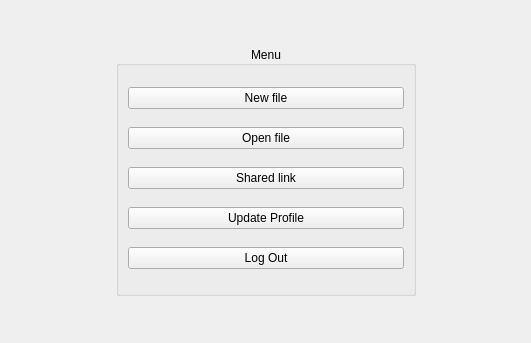
PolitoTeam/Scriba, file Client/home.ui: the form before one commit.
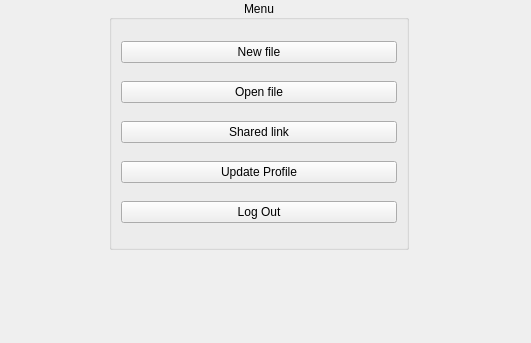
The form after the commit.

What changed in the file:
```diff
--- a/Client/home.ui
+++ b/Client/home.ui
@@ -13,8 +13,15 @@
   <property name="windowTitle">
    <string>Home</string>
   </property>
-  <layout class="QGridLayout" name="gridLayout_2">
-   <item row="0" column="0">
+  <widget class="QWidget" name="centralwidget">
+   <property name="geometry">
+    <rect>
+     <x>0</x>
+     <y>0</y>
+     <width>517</width>
+     <height>250</height>
+    </rect>
+   </property>
     <layout class="QGridLayout" name="gridLayout">
      <item row="0" column="2">
       <spacer name="horizontalSpacer_2">
@@ -101,9 +108,21 @@
        </layout>
       </widget>
      </item>
-    </layout>
-   </item>
-  </layout>
+    <item row="0" column="2">
+     <spacer name="horizontalSpacer_2">
+      <property name="orientation">
+       <enum>Qt::Horizontal</enum>
+      </property>
+      <property name="sizeHint" stdset="0">
+       <size>
+        <width>98</width>
+        <height>17</height>
+       </size>
+      </property>
+     </spacer>
+    </item>
+   </layout>
+  </widget>
  </widget>
  <resources/>
  <connections/>
```
Left out of the diff: 13 changed lines with no effect on the pictures. Lines whose indentation alone changed are shown as unchanged.
